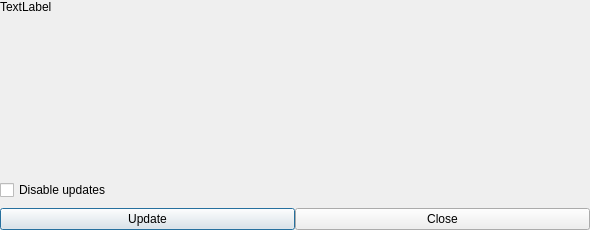
The window that huggle/updateform.ui (huggle/huggle3-qt-lx) describes before a commit, drawn with Qt 5.
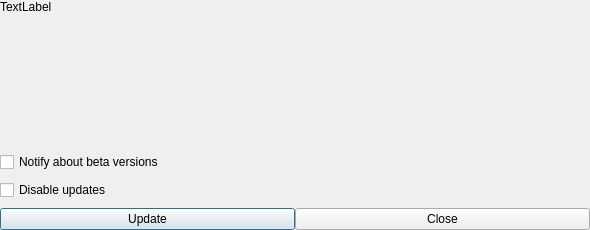
The same window after the commit.

Commit message: inserted a possibility to enable beta in updater

The edit to the form file:
```diff
--- a/huggle/updateform.ui
+++ b/huggle/updateform.ui
@@ -51,6 +51,13 @@
      </property>
     </widget>
    </item>
+   <item>
+    <widget class="QCheckBox" name="checkBox_2">
+     <property name="text">
+      <string>Notify about beta versions</string>
+     </property>
+    </widget>
+   </item>
    <item>
     <widget class="QCheckBox" name="checkBox">
      <property name="text">
```
The commit also changes 2 other files.
